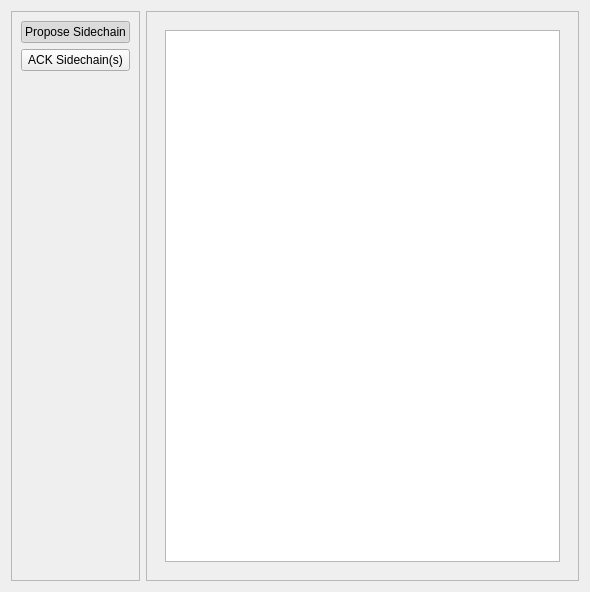
This is src/qt/forms/sidechainminerdialog.ui in DriveNetTESTDRIVE/DriveNet as Qt 5 draws it before an edit. The edited form follows.
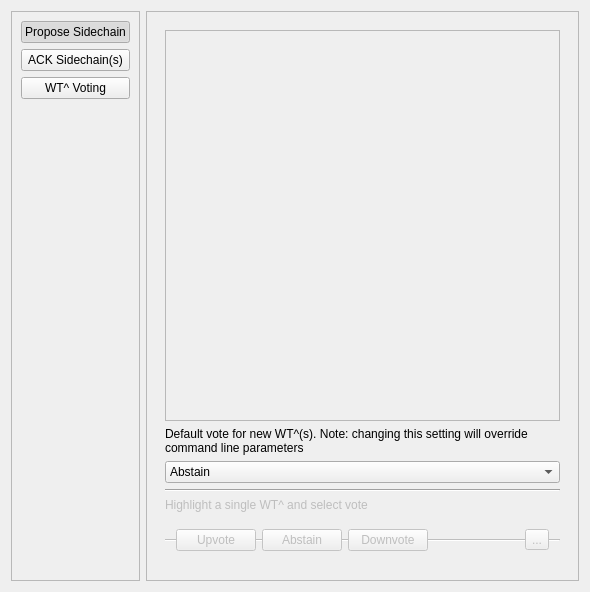
This is the edited form. The open tabs and pages were chosen to show the change. Icons and pictures are not drawn.

Commit message:
GUI updates - WT^ default voting
* Re enable WT^ vote page button on sidechain miner dialog
* Allow setting the default WT^ vote (override command line params) from
the GUI

Patch:
```diff
--- a/src/qt/forms/sidechainminerdialog.ui
+++ b/src/qt/forms/sidechainminerdialog.ui
@@ -61,6 +61,19 @@
         </property>
        </widget>
       </item>
+      <item>
+       <widget class="QPushButton" name="pushButtonVoteWTPrime">
+        <property name="text">
+         <string>WT^ Voting</string>
+        </property>
+        <property name="checkable">
+         <bool>true</bool>
+        </property>
+        <property name="autoExclusive">
+         <bool>true</bool>
+        </property>
+       </widget>
+      </item>
       <item>
        <spacer name="verticalSpacer">
         <property name="orientation">
@@ -495,7 +508,189 @@
         <widget class="QWidget" name="page_3">
          <layout class="QVBoxLayout" name="verticalLayout_5">
           <item>
-           <widget class="QListView" name="listView"/>
+           <widget class="QTableView" name="tableViewWTPrimes">
+            <property name="enabled">
+             <bool>false</bool>
+            </property>
+           </widget>
+          </item>
+          <item>
+           <widget class="QLabel" name="label_7">
+            <property name="text">
+             <string>Default vote for new WT^(s). Note: changing this setting will override command line parameters</string>
+            </property>
+            <property name="wordWrap">
+             <bool>true</bool>
+            </property>
+           </widget>
+          </item>
+          <item>
+           <widget class="QComboBox" name="comboBoxDefaultWTPrimeVote">
+            <property name="currentIndex">
+             <number>1</number>
+            </property>
+            <property name="maxVisibleItems">
+             <number>3</number>
+            </property>
+            <item>
+             <property name="text">
+              <string>Upvote</string>
+             </property>
+             <property name="icon">
+              <iconset resource="../drivenet.qrc">
+               <normaloff>:/icons/transaction_confirmed</normaloff>:/icons/transaction_confirmed</iconset>
+             </property>
+            </item>
+            <item>
+             <property name="text">
+              <string>Abstain</string>
+             </property>
+             <property name="icon">
+              <iconset resource="../drivenet.qrc">
+               <normaloff>:/icons/replay_not_replayed</normaloff>:/icons/replay_not_replayed</iconset>
+             </property>
+            </item>
+            <item>
+             <property name="text">
+              <string>Downvote</string>
+             </property>
+             <property name="icon">
+              <iconset resource="../drivenet.qrc">
+               <normaloff>:/icons/transaction_conflicted</normaloff>:/icons/transaction_conflicted</iconset>
+             </property>
+            </item>
+           </widget>
+          </item>
+          <item>
+           <widget class="Line" name="line">
+            <property name="orientation">
+             <enum>Qt::Horizontal</enum>
+            </property>
+           </widget>
+          </item>
+          <item>
+           <widget class="QLabel" name="label">
+            <property name="enabled">
+             <bool>false</bool>
+            </property>
+            <property name="text">
+             <string>Highlight a single WT^ and select vote</string>
+            </property>
+           </widget>
+          </item>
+          <item>
+           <widget class="QFrame" name="frame_14">
+            <property name="enabled">
+             <bool>false</bool>
+            </property>
+            <property name="frameShape">
+             <enum>QFrame::HLine</enum>
+            </property>
+            <property name="frameShadow">
+             <enum>QFrame::Sunken</enum>
+            </property>
+            <layout class="QHBoxLayout" name="horizontalLayout_8">
+             <item>
+              <widget class="QPushButton" name="pushButtonACKWTPrime">
+               <property name="minimumSize">
+                <size>
+                 <width>0</width>
+                 <height>0</height>
+                </size>
+               </property>
+               <property name="text">
+                <string>Upvote</string>
+               </property>
+               <property name="icon">
+                <iconset resource="../drivenet.qrc">
+                 <normaloff>:/icons/transaction_confirmed</normaloff>:/icons/transaction_confirmed</iconset>
+               </property>
+               <property name="iconSize">
+                <size>
+                 <width>16</width>
+                 <height>16</height>
+                </size>
+               </property>
+              </widget>
+             </item>
+             <item>
+              <widget class="QPushButton" name="pushButtonAbstainWTPrime">
+               <property name="sizePolicy">
+                <sizepolicy hsizetype="Minimum" vsizetype="Fixed">
+                 <horstretch>0</horstretch>
+                 <verstretch>0</verstretch>
+                </sizepolicy>
+               </property>
+               <property name="minimumSize">
+                <size>
+                 <width>0</width>
+                 <height>0</height>
+                </size>
+               </property>
+               <property name="text">
+                <string>Abstain</string>
+               </property>
+               <property name="icon">
+                <iconset resource="../drivenet.qrc">
+                 <normaloff>:/icons/replay_not_replayed</normaloff>:/icons/replay_not_replayed</iconset>
+               </property>
+               <property name="iconSize">
+                <size>
+                 <width>32</width>
+                 <height>16</height>
+                </size>
+               </property>
+              </widget>
+             </item>
+             <item>
+              <widget class="QPushButton" name="pushButtonDownvoteWTPrime">
+               <property name="minimumSize">
+                <size>
+                 <width>0</width>
+                 <height>0</height>
+                </size>
+               </property>
+               <property name="text">
+                <string>Downvote</string>
+               </property>
+               <property name="icon">
+                <iconset resource="../drivenet.qrc">
+                 <normaloff>:/icons/transaction_conflicted</normaloff>:/icons/transaction_conflicted</iconset>
+               </property>
+               <property name="iconSize">
+                <size>
+                 <width>16</width>
+                 <height>16</height>
+                </size>
+               </property>
+              </widget>
+             </item>
+             <item>
+              <spacer name="horizontalSpacer_2">
+               <property name="orientation">
+                <enum>Qt::Horizontal</enum>
+               </property>
+               <property name="sizeHint" stdset="0">
+                <size>
+                 <width>40</width>
+                 <height>20</height>
+                </size>
+               </property>
+              </spacer>
+             </item>
+             <item>
+              <widget class="QToolButton" name="toolButtonUpvoteWTPrime">
+               <property name="text">
+                <string>...</string>
+               </property>
+               <property name="icon">
+                <iconset resource="../drivenet.qrc">
+                 <normaloff>:/icons/transaction_0</normaloff>:/icons/transaction_0</iconset>
+               </property>
+              </widget>
+             </item>
+            </layout>
+           </widget>
           </item>
          </layout>
         </widget>
```
Left out of the diff: 6 changed lines with no effect on the pictures. The commit also changes 2 other files.
